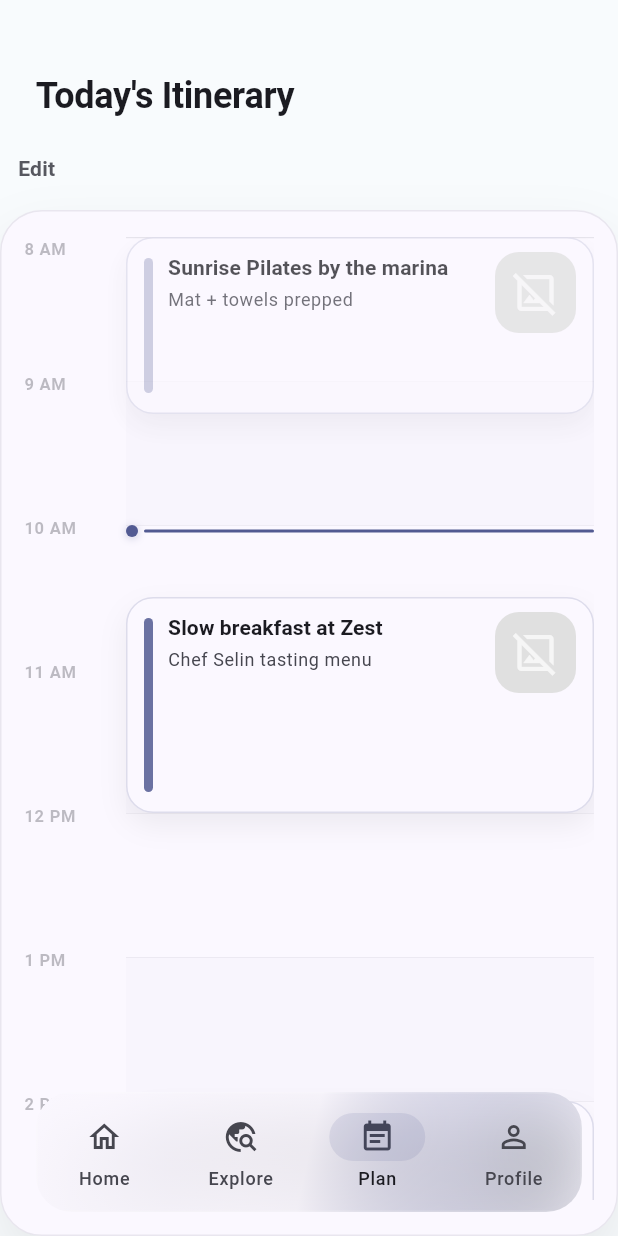
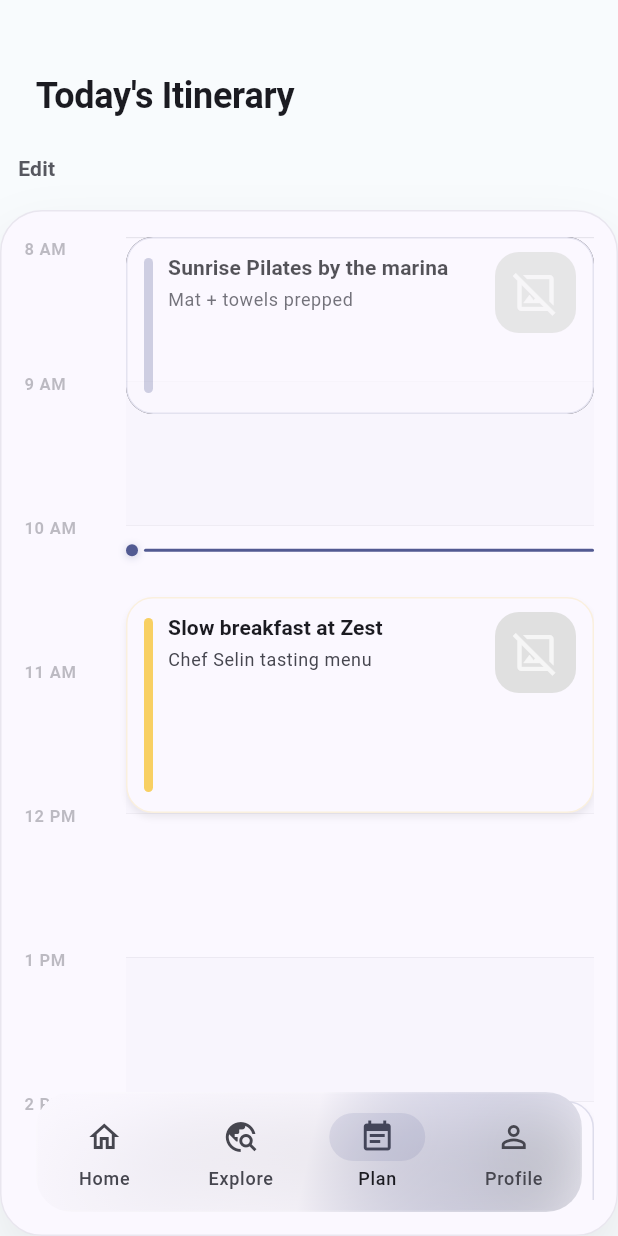
Before and after one commit to JamieThomson97/operation_kalkan, a Flutter app: the screen it shows after launch, item 3 of the bottom bar chosen, on a phone screen of 412 x 824 dp. Run offline on Flutter 3.47's test engine with Material 3 defaults, Android fonts, the light colour scheme and no system bars; our stand-ins replace flutter_riverpod, go_router; generated files the repository leaves out were written again; network calls fail.

Commit message:
imrpove plan view

```diff
--- a/lib/features/plan/presentation/widgets/plan_itinerary_card.dart
+++ b/lib/features/plan/presentation/widgets/plan_itinerary_card.dart
@@ -22,7 +22,7 @@ class PlanItineraryCard extends StatelessWidget {
       title: 'Slow breakfast at Zest',
       detail: 'Chef Selin tasting menu',
       imageUrl: 'https://images.unsplash.com/photo-1466978913421-dad2ebd01d17',
-      status: _BookingStatus.confirmed,
+      status: _BookingStatus.pending,
     ),
     const _ItineraryEntry(
       start: TimeOfDay(hour: 14, minute: 0),
@@ -125,7 +125,7 @@ class _ItineraryEntry {
 
 enum _BookingStatus { confirmed, pending }
 
-const _mockNow = TimeOfDay(hour: 10, minute: 0);
+const _mockNow = TimeOfDay(hour: 10, minute: 08);
 const _pendingStatusColor = Color(0xFFF7C948);
 
 class _DiaryTimeline extends StatelessWidget {
@@ -401,6 +401,13 @@ class _MeetingBlock extends StatelessWidget {
     final accentColor = isPast
         ? statusColor.withValues(alpha: 0.35)
         : statusColor.withValues(alpha: 0.85);
+    final shadow = isPast
+        ? BoxShadow()
+        : BoxShadow(
+            color: colorScheme.shadow.withValues(alpha: 0.06),
+            blurRadius: 3,
+            offset: const Offset(0, 3),
+          );
 
     return Opacity(
       opacity: isPast ? 0.75 : 1,
@@ -409,13 +416,7 @@ class _MeetingBlock extends StatelessWidget {
           borderRadius: BorderRadius.circular(18),
           color: colorScheme.surface,
           border: Border.all(color: statusColor.withValues(alpha: 0.18)),
-          boxShadow: [
-            BoxShadow(
-              color: colorScheme.shadow.withValues(alpha: 0.06),
-              blurRadius: 16,
-              offset: const Offset(0, 8),
-            ),
-          ],
+          boxShadow: [shadow],
         ),
         child: Padding(
           padding: const EdgeInsets.symmetric(horizontal: 12, vertical: 10),
```
